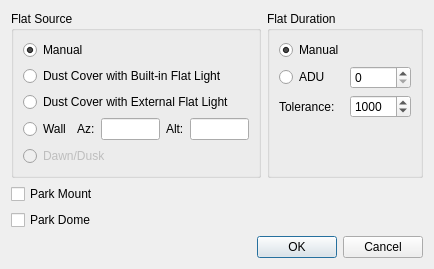
First picture: the form in kstars/ekos/capture/calibrationoptions.ui, repository KDE/kstars, before the edit.
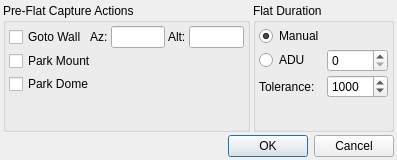
Second picture: the form after the edit. Custom widgets are drawn as their Qt base class.

Commit message: Initial work to use calibration pre actions instead of calibration source

```diff
--- a/kstars/ekos/capture/calibrationoptions.ui
+++ b/kstars/ekos/capture/calibrationoptions.ui
@@ -6,14 +6,29 @@
    <rect>
     <x>0</x>
     <y>0</y>
-    <width>434</width>
-    <height>235</height>
+    <width>397</width>
+    <height>160</height>
    </rect>
   </property>
   <property name="windowTitle">
    <string>Calibration Options</string>
   </property>
   <layout class="QVBoxLayout" name="verticalLayout_3">
+   <property name="spacing">
+    <number>3</number>
+   </property>
+   <property name="leftMargin">
+    <number>3</number>
+   </property>
+   <property name="topMargin">
+    <number>3</number>
+   </property>
+   <property name="rightMargin">
+    <number>3</number>
+   </property>
+   <property name="bottomMargin">
+    <number>3</number>
+   </property>
    <item>
     <layout class="QHBoxLayout" name="horizontalLayout_2">
      <item>
@@ -22,60 +37,33 @@
         <string>Specify the source the flat field evenly illuminated light source</string>
        </property>
        <property name="title">
-        <string>Flat Source</string>
+        <string>Pre-Flat Capture Actions</string>
        </property>
        <layout class="QVBoxLayout" name="verticalLayout">
-        <item>
-         <widget class="QRadioButton" name="manualSourceC">
-          <property name="toolTip">
-           <string>Light source triggered by the user manually</string>
-          </property>
-          <property name="text">
-           <string>Manual</string>
-          </property>
-          <property name="checked">
-           <bool>true</bool>
-          </property>
-          <attribute name="buttonGroup">
-           <string notr="true">flatSourceGroup</string>
-          </attribute>
-         </widget>
-        </item>
-        <item>
-         <widget class="QRadioButton" name="flatDeviceSourceC">
-          <property name="toolTip">
-           <string>For dark and bias frames, close the dust cap before proceeding. For flat frames, close the dust cap and turn on the light source.</string>
-          </property>
-          <property name="text">
-           <string>Dust Cover with Built-in Flat Light</string>
-          </property>
-          <attribute name="buttonGroup">
-           <string notr="true">flatSourceGroup</string>
-          </attribute>
-         </widget>
-        </item>
-        <item>
-         <widget class="QRadioButton" name="darkDeviceSourceC">
-          <property name="toolTip">
-           <string>For dark and bias frames, close the dust cap before proceeding. For flat frames, open the dust cap and turn on the light source.</string>
-          </property>
-          <property name="text">
-           <string>Dust Cover with External Flat Light</string>
-          </property>
-          <attribute name="buttonGroup">
-           <string notr="true">flatSourceGroup</string>
-          </attribute>
-         </widget>
-        </item>
+        <property name="spacing">
+         <number>3</number>
+        </property>
+        <property name="leftMargin">
+         <number>3</number>
+        </property>
+        <property name="topMargin">
+         <number>3</number>
+        </property>
+        <property name="rightMargin">
+         <number>3</number>
+        </property>
+        <property name="bottomMargin">
+         <number>3</number>
+        </property>
         <item>
          <layout class="QHBoxLayout" name="horizontalLayout">
           <item>
-           <widget class="QRadioButton" name="wallSourceC">
+           <widget class="QCheckBox" name="gotoWallC">
             <property name="toolTip">
              <string>Slew mount to the specified Azimuth/Altitude coordinates before taking flat field images</string>
             </property>
             <property name="text">
-             <string>Wall</string>
+             <string>Goto Wall</string>
             </property>
             <attribute name="buttonGroup">
              <string notr="true">flatSourceGroup</string>
@@ -113,15 +101,16 @@
          </layout>
         </item>
         <item>
-         <widget class="QRadioButton" name="dawnDuskFlatsC">
-          <property name="enabled">
-           <bool>false</bool>
+         <widget class="QCheckBox" name="parkMountC">
+          <property name="text">
+           <string>Park Mount</string>
           </property>
-          <property name="toolTip">
-           <string>Use Dawn and Dusk light</string>
-          </property>
+         </widget>
+        </item>
+        <item>
+         <widget class="QCheckBox" name="parkDomeC">
           <property name="text">
-           <string>Dawn/Dusk</string>
+           <string>Park Dome</string>
           </property>
           <attribute name="buttonGroup">
            <string notr="true">flatSourceGroup</string>
@@ -150,6 +139,21 @@
         <string>Flat Duration</string>
        </property>
        <layout class="QVBoxLayout" name="verticalLayout_2">
+        <property name="spacing">
+         <number>3</number>
+        </property>
+        <property name="leftMargin">
+         <number>3</number>
+        </property>
+        <property name="topMargin">
+         <number>3</number>
+        </property>
+        <property name="rightMargin">
+         <number>3</number>
+        </property>
+        <property name="bottomMargin">
+         <number>3</number>
+        </property>
         <item>
          <layout class="QGridLayout" name="gridLayout">
           <item row="0" column="0">
@@ -240,20 +244,6 @@
      </item>
     </layout>
    </item>
-   <item>
-    <widget class="QCheckBox" name="parkMountC">
-     <property name="text">
-      <string>Park Mount</string>
-     </property>
-    </widget>
-   </item>
-   <item>
-    <widget class="QCheckBox" name="parkDomeC">
-     <property name="text">
-      <string>Park Dome</string>
-     </property>
-    </widget>
-   </item>
    <item>
     <widget class="QDialogButtonBox" name="buttonBox">
      <property name="orientation">
```
Left out of the diff: 15 changed lines with no effect on the pictures. The commit also changes 9 other files.
